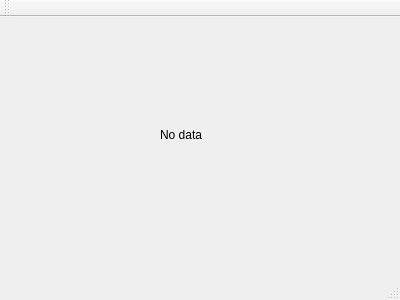
Before: the Qt Designer form mainwindow.ui in WhirlFirst/QtDish, drawn with Qt 5.
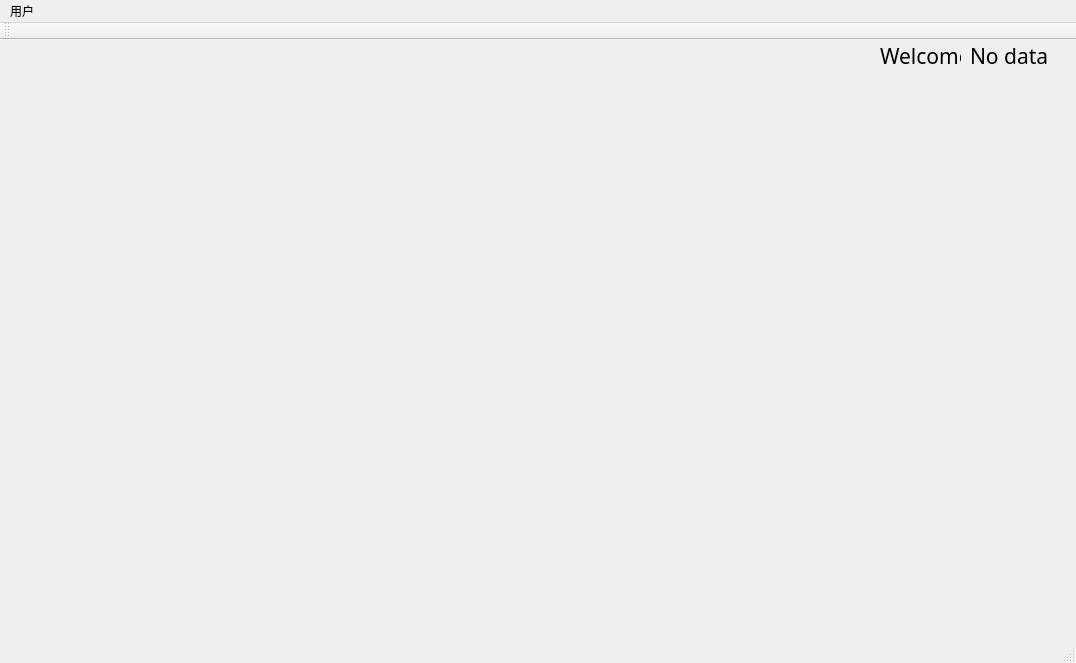
After: the same form once the commit is applied.

Commit message: complete logindialog.cpp. add some label on mainwindow.ui

```diff
--- a/mainwindow.ui
+++ b/mainwindow.ui
@@ -6,8 +6,8 @@
    <rect>
     <x>0</x>
     <y>0</y>
-    <width>400</width>
-    <height>300</height>
+    <width>1076</width>
+    <height>663</height>
    </rect>
   </property>
   <property name="windowTitle">
@@ -17,15 +17,49 @@
    <widget class="QLabel" name="label">
     <property name="geometry">
      <rect>
-      <x>160</x>
-      <y>110</y>
-      <width>72</width>
-      <height>15</height>
+      <x>970</x>
+      <y>0</y>
+      <width>101</width>
+      <height>31</height>
      </rect>
     </property>
+    <property name="font">
+     <font>
+      <family>Agency FB</family>
+      <pointsize>16</pointsize>
+     </font>
+    </property>
+    <property name="cursor">
+     <cursorShape>OpenHandCursor</cursorShape>
+    </property>
+    <property name="layoutDirection">
+     <enum>Qt::LeftToRight</enum>
+    </property>
     <property name="text">
      <string>No data</string>
     </property>
+    <property name="textFormat">
+     <enum>Qt::AutoText</enum>
+    </property>
+   </widget>
+   <widget class="QLabel" name="label_2">
+    <property name="geometry">
+     <rect>
+      <x>880</x>
+      <y>0</y>
+      <width>81</width>
+      <height>31</height>
+     </rect>
+    </property>
+    <property name="font">
+     <font>
+      <family>Agency FB</family>
+      <pointsize>16</pointsize>
+     </font>
+    </property>
+    <property name="text">
+     <string>Welcome:</string>
+    </property>
    </widget>
   </widget>
   <widget class="QMenuBar" name="menuBar">
@@ -33,10 +67,17 @@
     <rect>
      <x>0</x>
      <y>0</y>
-     <width>400</width>
+     <width>1076</width>
      <height>26</height>
     </rect>
    </property>
+   <widget class="QMenu" name="menu">
+    <property name="title">
+     <string>用户</string>
+    </property>
+    <addaction name="actionSign_out"/>
+   </widget>
+   <addaction name="menu"/>
   </widget>
   <widget class="QToolBar" name="mainToolBar">
    <attribute name="toolBarArea">
```
Left out of the diff: 10 changed lines with no effect on the pictures. The commit also changes 8 other files.
